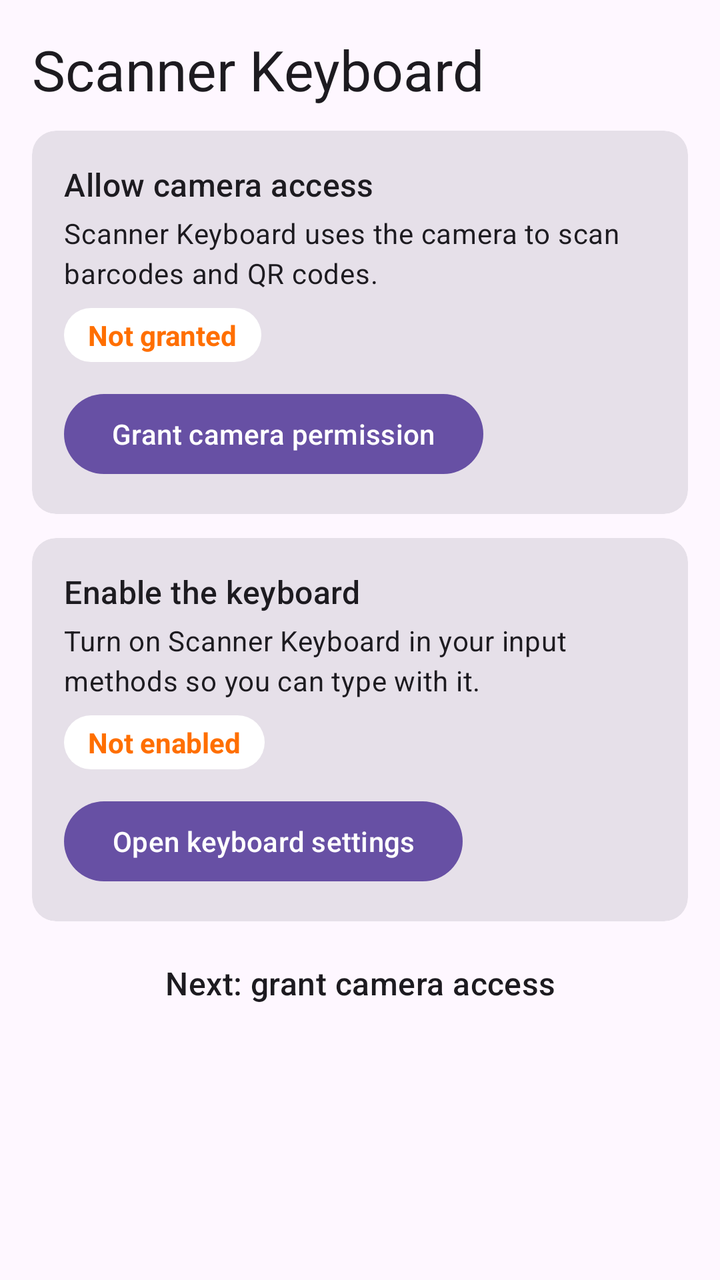
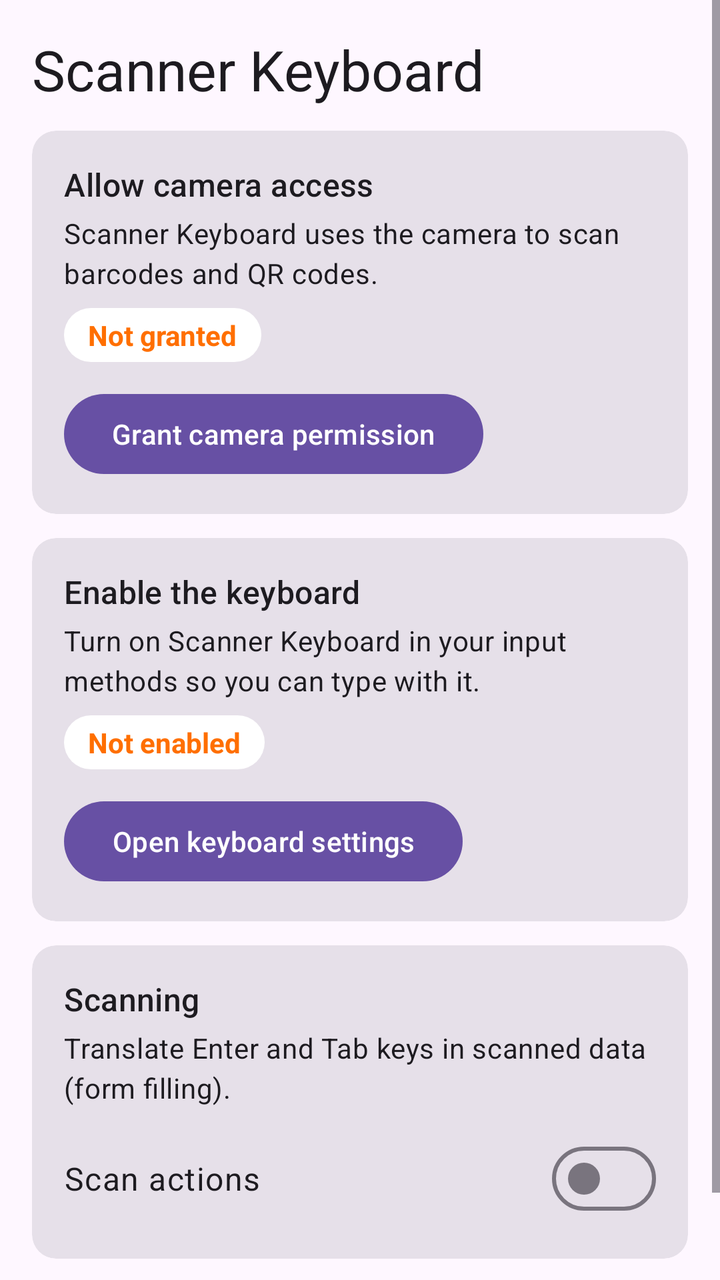

An Android layout rendered at two revisions. The XML below is the earlier revision; the diff shows what the commit changed to produce the second picture.
<!-- AndroidManifest.xml: application theme Theme.ScannerKeyboard -->
<!-- res/layout/activity_setup.xml -->
<?xml version="1.0" encoding="utf-8"?>
<ScrollView xmlns:android="http://schemas.android.com/apk/res/android"
    android:layout_width="match_parent"
    android:layout_height="match_parent">

    <LinearLayout
        android:layout_width="match_parent"
        android:layout_height="wrap_content"
        android:orientation="vertical"
        android:padding="@dimen/setup_screen_padding">

        <TextView
            android:id="@+id/setup_title"
            android:layout_width="wrap_content"
            android:layout_height="wrap_content"
            android:text="@string/app_name"
            android:textAppearance="?attr/textAppearanceHeadlineMedium" />

        <com.google.android.material.card.MaterialCardView
            android:id="@+id/camera_card"
            style="?attr/materialCardViewFilledStyle"
            android:layout_width="match_parent"
            android:layout_height="wrap_content"
            android:layout_marginTop="@dimen/setup_card_spacing">

            <LinearLayout
                android:layout_width="match_parent"
                android:layout_height="wrap_content"
                android:orientation="vertical"
                android:padding="@dimen/setup_card_content_padding">

                <TextView
                    android:layout_width="wrap_content"
                    android:layout_height="wrap_content"
                    android:text="@string/setup_step_camera_title"
                    android:textAppearance="?attr/textAppearanceTitleMedium" />

                <TextView
                    android:layout_width="match_parent"
                    android:layout_height="wrap_content"
                    android:layout_marginTop="4dp"
                    android:text="@string/setup_step_camera_description"
                    android:textAppearance="?attr/textAppearanceBodyMedium" />

                <TextView
                    android:id="@+id/camera_status_chip"
                    android:layout_width="wrap_content"
                    android:layout_height="wrap_content"
                    android:layout_marginTop="8dp"
                    android:background="@drawable/chip_background"
                    android:paddingStart="12dp"
                    android:paddingTop="4dp"
                    android:paddingEnd="12dp"
                    android:paddingBottom="4dp"
                    android:text="@string/status_not_granted"
                    android:textColor="@color/status_pending_text"
                    android:textStyle="bold" />

                <com.google.android.material.button.MaterialButton
                    android:id="@+id/camera_action_button"
                    android:layout_width="wrap_content"
                    android:layout_height="wrap_content"
                    android:layout_marginTop="12dp"
                    android:text="@string/setup_step_camera_action" />
            </LinearLayout>
        </com.google.android.material.card.MaterialCardView>

        <com.google.android.material.card.MaterialCardView
            android:id="@+id/ime_card"
            style="?attr/materialCardViewFilledStyle"
            android:layout_width="match_parent"
            android:layout_height="wrap_content"
            android:layout_marginTop="@dimen/setup_card_spacing">

            <LinearLayout
                android:layout_width="match_parent"
                android:layout_height="wrap_content"
                android:orientation="vertical"
                android:padding="@dimen/setup_card_content_padding">

                <TextView
                    android:layout_width="wrap_content"
                    android:layout_height="wrap_content"
                    android:text="@string/setup_step_ime_title"
                    android:textAppearance="?attr/textAppearanceTitleMedium" />

                <TextView
                    android:layout_width="match_parent"
                    android:layout_height="wrap_content"
                    android:layout_marginTop="4dp"
                    android:text="@string/setup_step_ime_description"
                    android:textAppearance="?attr/textAppearanceBodyMedium" />

                <TextView
                    android:id="@+id/ime_status_chip"
                    android:layout_width="wrap_content"
                    android:layout_height="wrap_content"
                    android:layout_marginTop="8dp"
                    android:background="@drawable/chip_background"
                    android:paddingStart="12dp"
                    android:paddingTop="4dp"
                    android:paddingEnd="12dp"
                    android:paddingBottom="4dp"
                    android:text="@string/status_not_enabled"
                    android:textColor="@color/status_pending_text"
                    android:textStyle="bold" />

                <com.google.android.material.button.MaterialButton
                    android:id="@+id/ime_action_button"
                    android:layout_width="wrap_content"
                    android:layout_height="wrap_content"
                    android:layout_marginTop="12dp"
                    android:text="@string/setup_step_ime_action" />
            </LinearLayout>
        </com.google.android.material.card.MaterialCardView>

        <com.google.android.material.button.MaterialButton
            android:id="@+id/open_test_fields_button"
            android:layout_width="wrap_content"
            android:layout_height="wrap_content"
            android:layout_gravity="center_horizontal"
            android:layout_marginTop="12dp"
            android:visibility="gone"
            android:text="@string/open_test_fields" />

        <TextView
            android:id="@+id/overall_status"
            android:layout_width="match_parent"
            android:layout_height="wrap_content"
            android:layout_marginTop="20dp"
            android:gravity="center"
            android:text="@string/setup_next_camera"
            android:textAppearance="?attr/textAppearanceTitleMedium" />
    </LinearLayout>
</ScrollView>
<!-- resources referenced by this layout -->
<resources>
  <color name="status_pending_text">#FF6F00</color>
  <dimen name="setup_card_content_padding">16dp</dimen>
  <dimen name="setup_card_spacing">12dp</dimen>
  <dimen name="setup_screen_padding">16dp</dimen>
  <!-- drawable chip_background (drawable) -->
  <?xml version="1.0" encoding="utf-8"?>
  <shape xmlns:android="http://schemas.android.com/apk/res/android"
      android:shape="rectangle">
      <corners android:radius="16dp" />
      <solid android:color="@color/chip_background" />
  </shape>
  <string name="app_name">Scanner Keyboard</string>
  <string name="open_test_fields">Open field tester</string>
  <string name="setup_next_camera">Next: grant camera access</string>
  <string name="setup_step_camera_action">Grant camera permission</string>
  <string name="setup_step_camera_description">Scanner Keyboard uses the camera to scan barcodes and QR codes.</string>
  <string name="setup_step_camera_title">Allow camera access</string>
  <string name="setup_step_ime_action">Open keyboard settings</string>
  <string name="setup_step_ime_description">Turn on Scanner Keyboard in your input methods so you can type with it.</string>
  <string name="setup_step_ime_title">Enable the keyboard</string>
  <string name="status_not_enabled">Not enabled</string>
  <string name="status_not_granted">Not granted</string>
  <style name="Theme.ScannerKeyboard" parent="Theme.Material3.DayNight.NoActionBar" />
  <color name="chip_background">#FFFFFF</color>
</resources>

<!-- the commit's change to res/layout/activity_setup.xml (unified diff, before → after) -->
@@ -114,6 +114,55 @@
             </LinearLayout>
         </com.google.android.material.card.MaterialCardView>
 
+        <com.google.android.material.card.MaterialCardView
+            android:id="@+id/scan_card"
+            style="?attr/materialCardViewFilledStyle"
+            android:layout_width="match_parent"
+            android:layout_height="wrap_content"
+            android:layout_marginTop="@dimen/setup_card_spacing">
+
+            <LinearLayout
+                android:layout_width="match_parent"
+                android:layout_height="wrap_content"
+                android:orientation="vertical"
+                android:padding="@dimen/setup_card_content_padding">
+
+                <TextView
+                    android:layout_width="wrap_content"
+                    android:layout_height="wrap_content"
+                    android:text="@string/setup_step_scan_title"
+                    android:textAppearance="?attr/textAppearanceTitleMedium" />
+
+                <TextView
+                    android:layout_width="match_parent"
+                    android:layout_height="wrap_content"
+                    android:layout_marginTop="4dp"
+                    android:text="@string/setup_step_scan_description"
+                    android:textAppearance="?attr/textAppearanceBodyMedium" />
+
+                <LinearLayout
+                    android:layout_width="match_parent"
+                    android:layout_height="wrap_content"
+                    android:layout_marginTop="12dp"
+                    android:gravity="center_vertical"
+                    android:orientation="horizontal">
+
+                    <TextView
+                        android:layout_width="0dp"
+                        android:layout_height="wrap_content"
+                        android:layout_weight="1"
+                        android:text="@string/setup_step_scan_switch_label"
+                        android:textAppearance="?attr/textAppearanceBodyLarge" />
+
+                    <com.google.android.material.materialswitch.MaterialSwitch
+                        android:id="@+id/scan_actions_switch"
+                        android:layout_width="wrap_content"
+                        android:layout_height="wrap_content"
+                        android:contentDescription="@string/setup_step_scan_switch_label" />
+                </LinearLayout>
+            </LinearLayout>
+        </com.google.android.material.card.MaterialCardView>
+
         <com.google.android.material.button.MaterialButton
             android:id="@+id/open_test_fields_button"
             android:layout_width="wrap_content"
<!-- resource entries referenced after the edit -->
@@ -20,6 +20,9 @@
   <string name="setup_step_ime_action">Open keyboard settings</string>
   <string name="setup_step_ime_description">Turn on Scanner Keyboard in your input methods so you can type with it.</string>
   <string name="setup_step_ime_title">Enable the keyboard</string>
+  <string name="setup_step_scan_description">Translate Enter and Tab keys in scanned data (form filling).</string>
+  <string name="setup_step_scan_switch_label">Scan actions</string>
+  <string name="setup_step_scan_title">Scanning</string>
   <string name="status_not_enabled">Not enabled</string>
   <string name="status_not_granted">Not granted</string>
   <style name="Theme.ScannerKeyboard" parent="Theme.Material3.DayNight.NoActionBar" />
